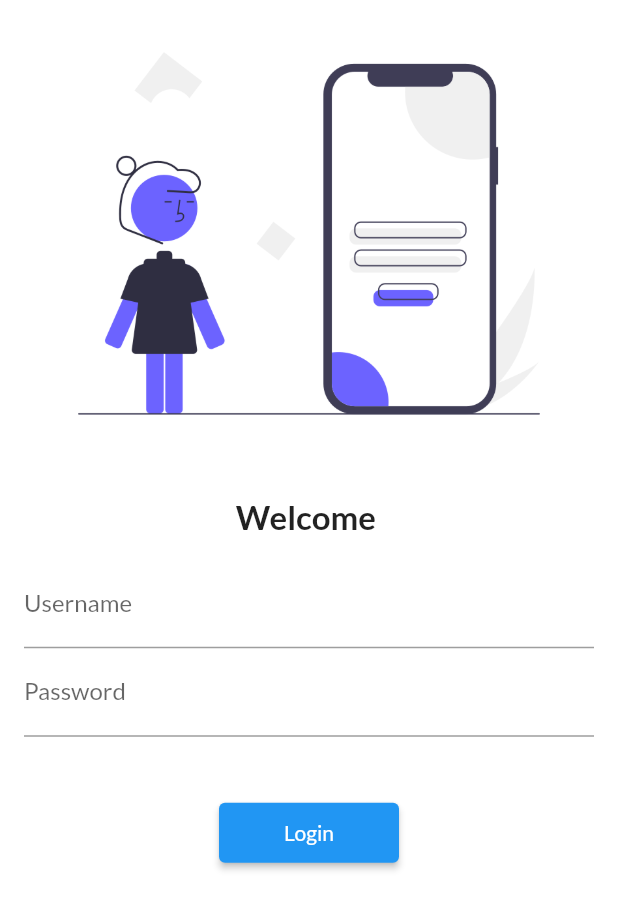
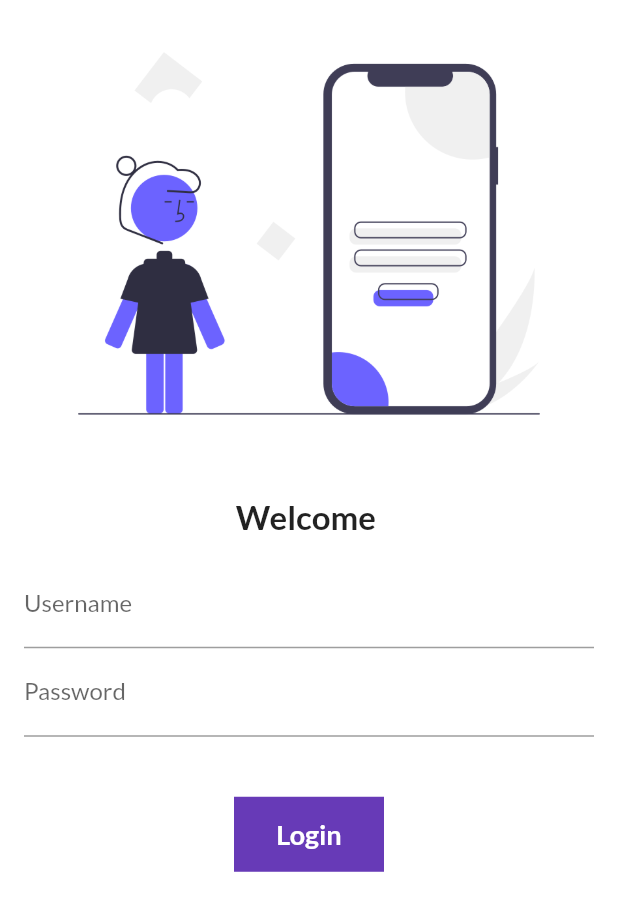
Before and after one commit to piyushwani004/Flutter_Course, a Flutter app: the screen it shows after launch, on a phone screen of 412 x 824 dp. Shown: the top 911 px of the screen. Run offline on Flutter 3.47's test engine with Material 2 defaults, Android fonts, the phone set to English and light mode, and no system bars; our stand-ins replace google_fonts.

Commit message:
remove button add container widget

```diff
--- a/lib/Pages/login_page.dart
+++ b/lib/Pages/login_page.dart
@@ -1,4 +1,3 @@
-import 'package:first_flutter_project/utils/my_routs.dart';
 import 'package:flutter/material.dart';
 
 class LoginPage extends StatefulWidget {
@@ -54,13 +53,27 @@ class _LoginPageState extends State<LoginPage> {
                   SizedBox(
                     height: 40,
                   ),
-                  ElevatedButton(
-                    onPressed: () {
-                      Navigator.pushNamed(context, MyRouts.homeRouts);
-                    },
-                    child: Text("Login"),
-                    style: TextButton.styleFrom(minimumSize: Size(120, 40)),
+                  Container(
+                    width: 100,
+                    height: 50,
+                    alignment: Alignment.center,
+                    child: Text("Login",
+                        style: TextStyle(
+                            color: Colors.white,
+                            fontWeight: FontWeight.bold,
+                            fontSize: 18)),
+                    decoration: BoxDecoration(
+                      color: Colors.deepPurple,
+                    ),
                   ),
+
+                  // ElevatedButton(
+                  //   onPressed: () {
+                  //     Navigator.pushNamed(context, MyRouts.homeRouts);
+                  //   },
+                  //   child: Text("Login"),
+                  //   style: TextButton.styleFrom(minimumSize: Size(120, 40)),
+                  // ),
                 ],
               ),
             ),
```
